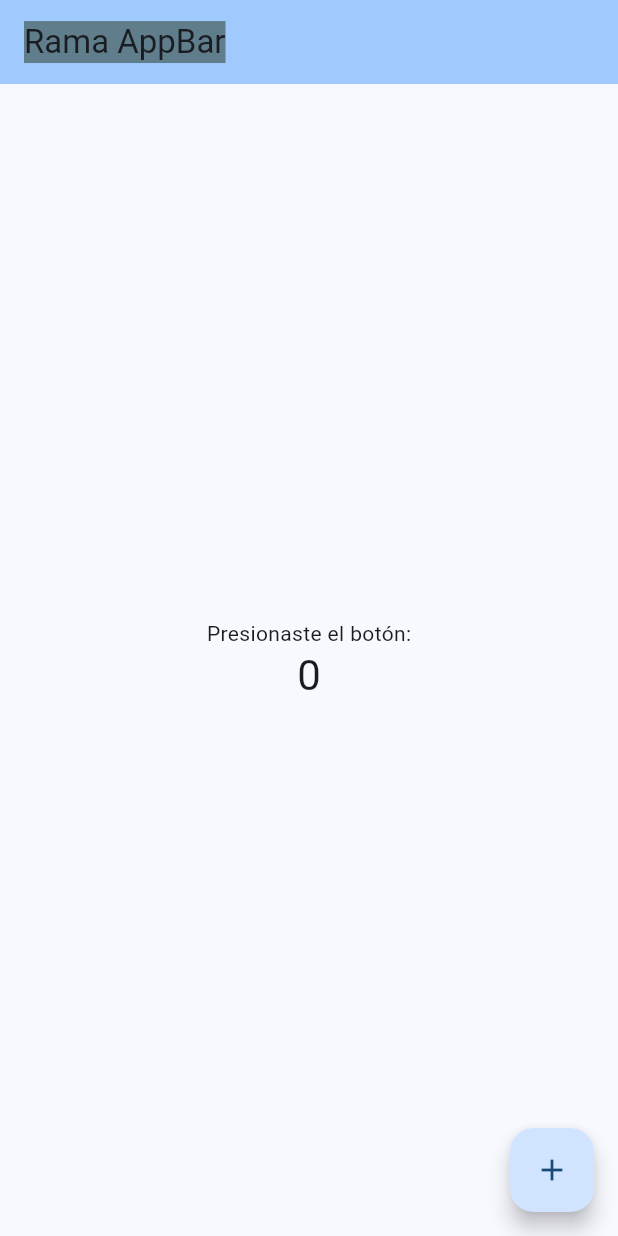
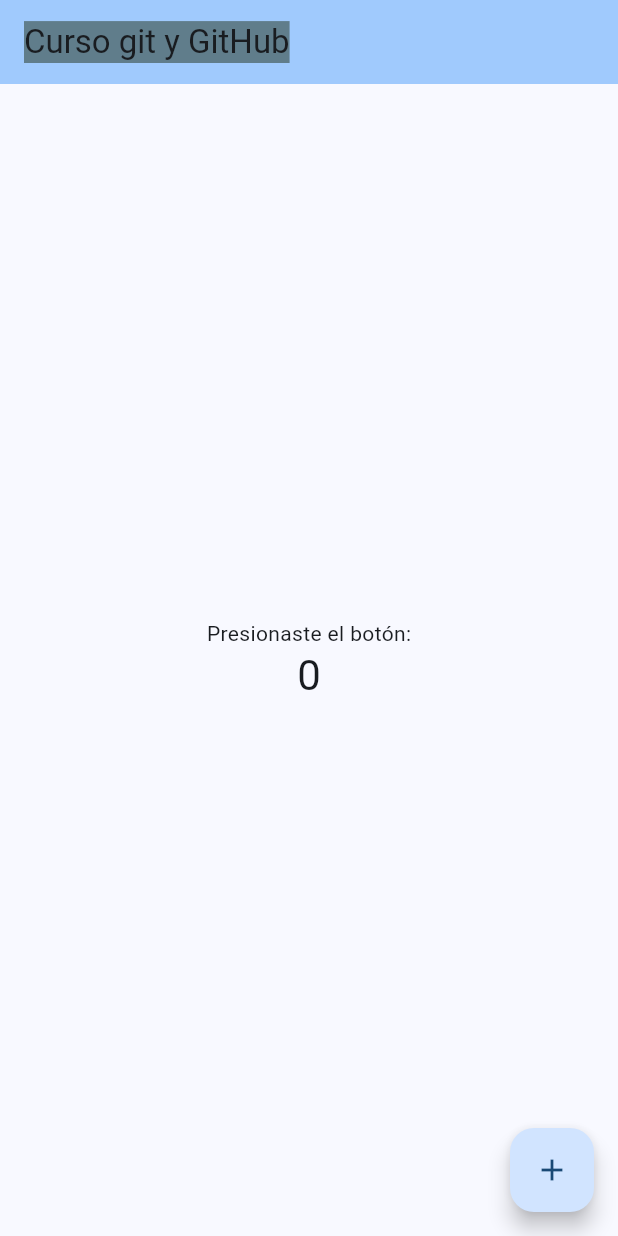
Before and after one commit to marianavargas2002/git, a Flutter app: the screen it shows after launch, on a phone screen of 412 x 824 dp. Run offline on Flutter 3.47's test engine with Material 3 defaults, Android fonts, the phone set to English and light mode, and no system bars.

Commit message:
Se cambio el titulo del appBar

```diff
--- a/lib/main.dart
+++ b/lib/main.dart
@@ -17,7 +17,7 @@
         colorScheme: ColorScheme.fromSeed(seedColor: Colors.blue),
         useMaterial3: true,
       ),
-      home: const MyHomePage(title: 'Rama AppBar'),
+      home: const MyHomePage(title: 'Curso git y GitHub'),
     );
   }
 }
```
